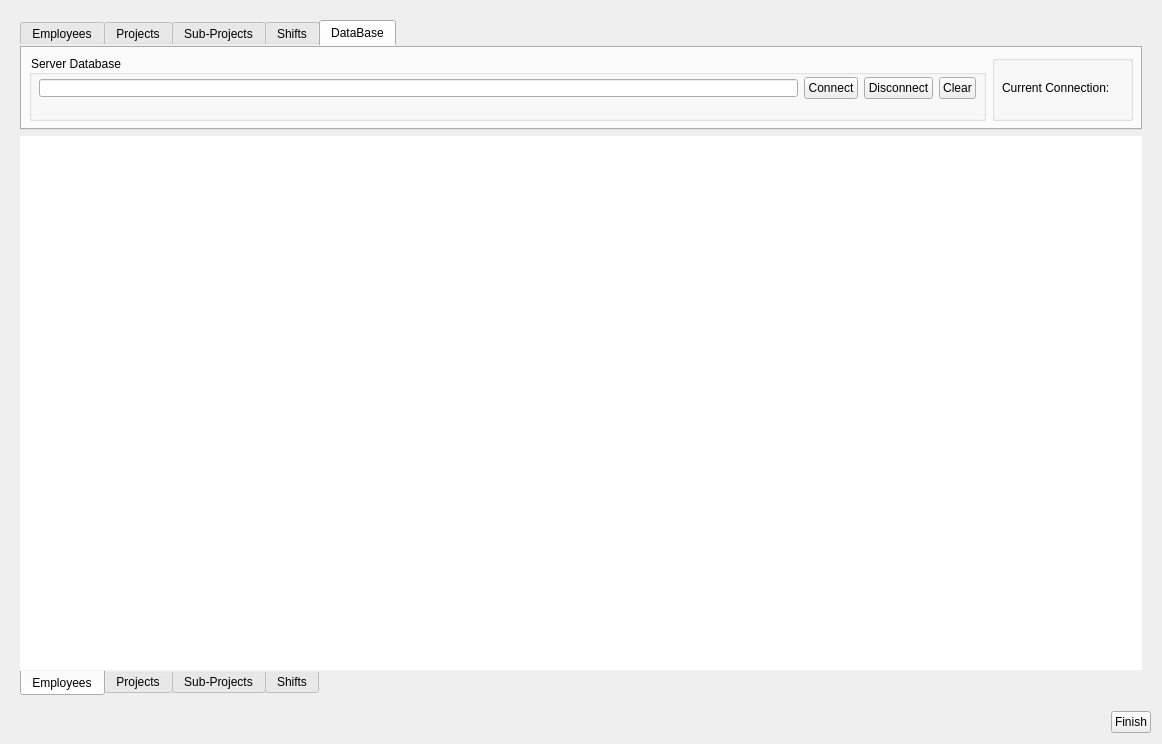
joshuawootonn/time-track, file Source/Labor-Tracker/mainform.ui: the form before one commit.
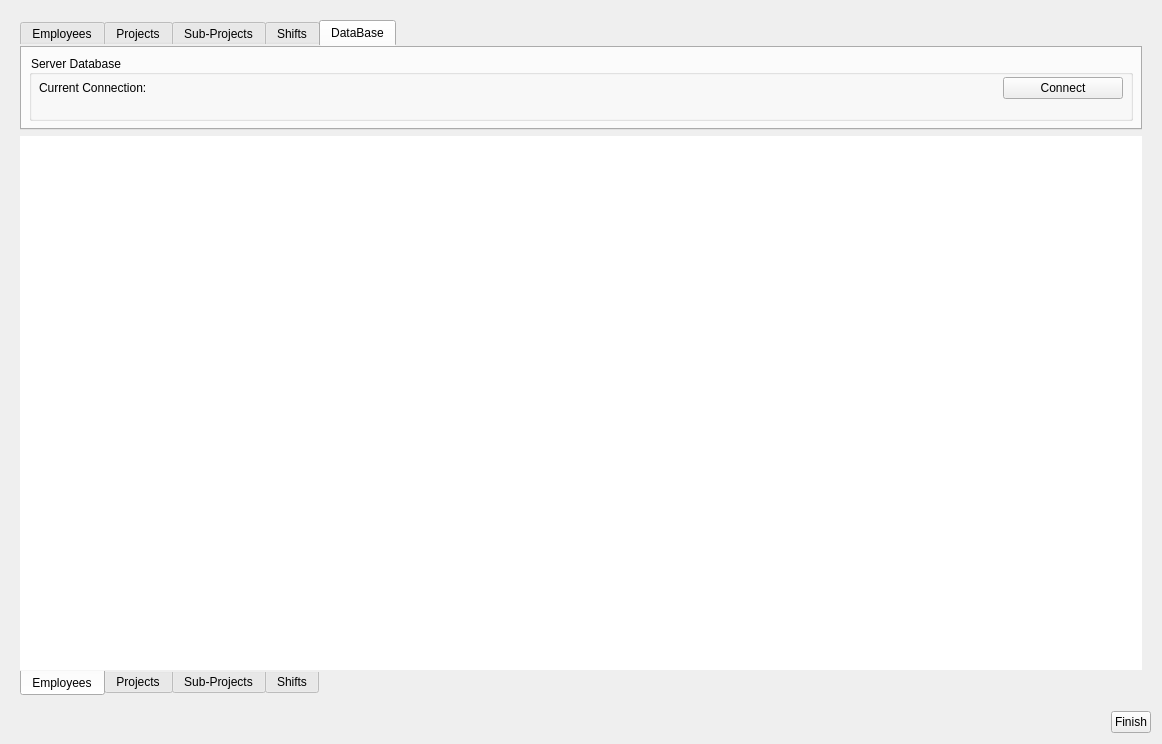
The form after the commit. The open tabs and pages were chosen to show the change.

Patch:
```diff
--- a/Source/Labor-Tracker/mainform.ui
+++ b/Source/Labor-Tracker/mainform.ui
@@ -899,53 +899,39 @@
               <string>Server Database</string>
              </property>
              <layout class="QGridLayout" name="gridLayout_14">
-              <item row="0" column="1">
+              <item row="0" column="2">
                <widget class="QPushButton" name="DataBaseConnect">
+                <property name="maximumSize">
+                 <size>
+                  <width>120</width>
+                  <height>16777215</height>
+                 </size>
+                </property>
                 <property name="text">
                  <string>Connect</string>
                 </property>
                </widget>
               </item>
-              <item row="0" column="3">
-               <widget class="QPushButton" name="DataBaseClear">
-                <property name="text">
-                 <string>Clear</string>
-                </property>
-               </widget>
-              </item>
-              <item row="0" column="0">
-               <widget class="QLineEdit" name="DataBaseEdit"/>
-              </item>
-              <item row="0" column="2">
-               <widget class="QPushButton" name="pushButton">
-                <property name="text">
-                 <string>Disconnect</string>
-                </property>
-               </widget>
-              </item>
-             </layout>
-            </widget>
-           </item>
-           <item>
-            <widget class="QGroupBox" name="groupBox_16">
-             <property name="title">
-              <string/>
-             </property>
-             <layout class="QHBoxLayout" name="horizontalLayout_12">
-              <item>
-               <widget class="QLabel" name="DataBaseLabel1">
-                <property name="text">
-                 <string>Current Connection:</string>
-                </property>
-               </widget>
-              </item>
-              <item>
-               <widget class="QLabel" name="DataBaseLabel2">
+              <item row="0" column="1">
+               <widget class="QLabel" name="DataBaseLabel">
                 <property name="text">
                  <string/>
                 </property>
                </widget>
               </item>
+              <item row="0" column="0">
+               <widget class="QLabel" name="label_6">
+                <property name="maximumSize">
+                 <size>
+                  <width>110</width>
+                  <height>16777215</height>
+                 </size>
+                </property>
+                <property name="text">
+                 <string>Current Connection:</string>
+                </property>
+               </widget>
+              </item>
              </layout>
             </widget>
            </item>
```
Left out of the diff: 21 changed lines with no effect on the pictures.
